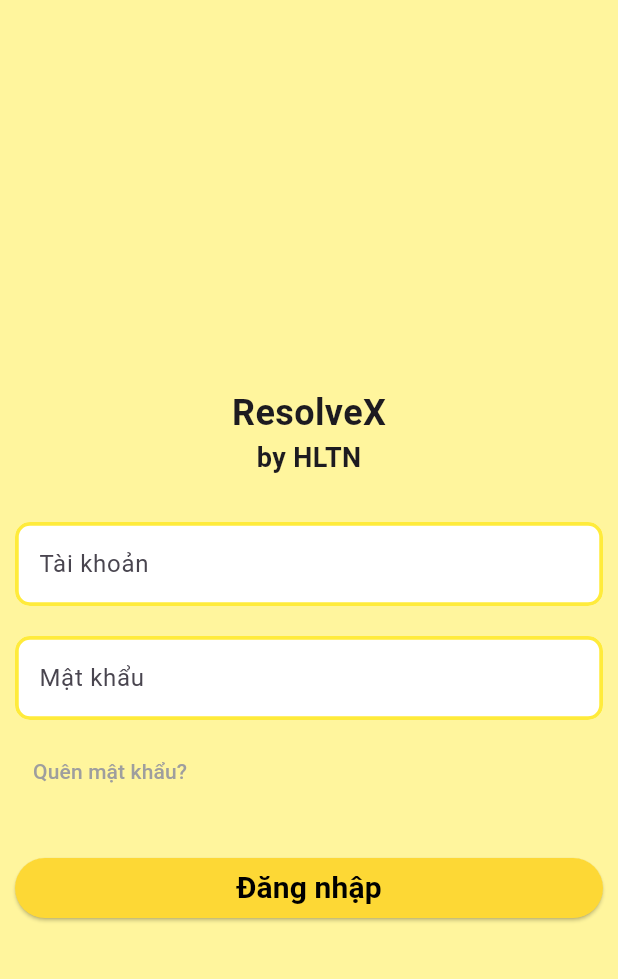
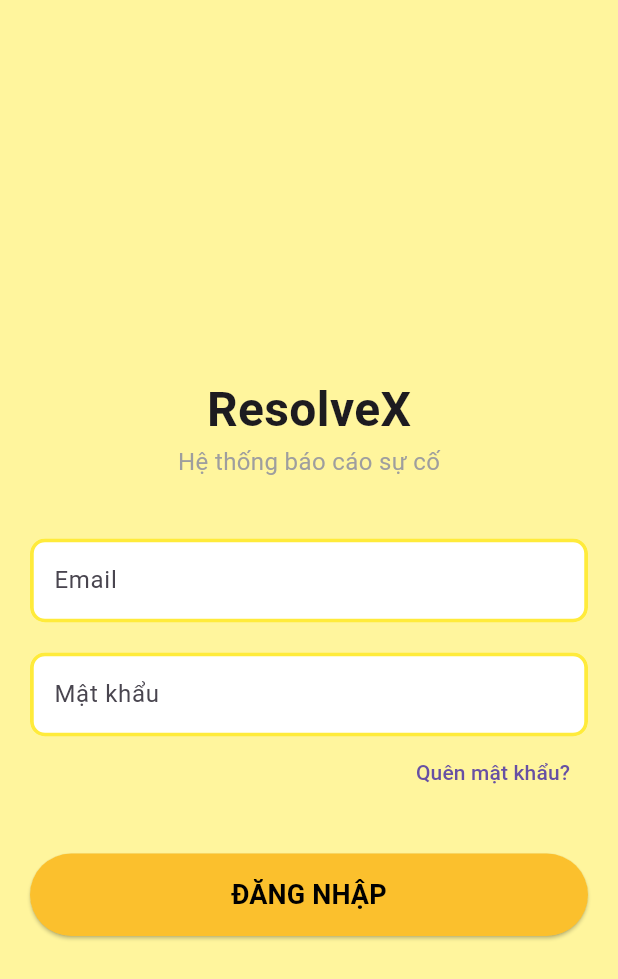
Before and after one commit to huynhnhan301125-hash/ResolveX_App, a Flutter app: the screen it shows after launch, on a phone screen of 412 x 824 dp. Shown: the top 979 px of the screen. Run offline on Flutter 3.47's test engine with Material 3 defaults, Android fonts, the phone set to English and light mode, and no system bars; our stand-ins replace equatable, go_router, pinput.

Commit message:
Thêm validate cho các ô nhập liêu và sửa lại phương thức chuyển trang

```diff
--- a/lib/screens/auth_screen.dart
+++ b/lib/screens/auth_screen.dart
@@ -1,5 +1,5 @@
-
 import 'package:flutter/material.dart';
+import 'package:resolvex_mobile_app/utils/app_validate.dart';
 import 'package:resolvex_mobile_app/widgets/rx_textfield.dart';
 import 'package:go_router/go_router.dart';
 
@@ -7,108 +7,89 @@ class AuthScreen extends StatefulWidget {
   const AuthScreen({super.key});
 
   @override
-  State<StatefulWidget> createState() => AuthScreenState();
+  State<AuthScreen> createState() => _AuthScreenState();
 }
 
-class AuthScreenState extends State<AuthScreen> {
+class _AuthScreenState extends State<AuthScreen> {
   final _formKey = GlobalKey<FormState>();
-  final _userNameController = TextEditingController();
+  final _emailController = TextEditingController();
   final _passwordController = TextEditingController();
   bool isObscure = true;
-  bool isPassword = true;
+
+  void _handleLogin() {
+    // Kiểm tra tính hợp lệ của Form
+    if (_formKey.currentState!.validate()) {
+      // Logic giả định: Nếu hợp lệ thì chuyển trang
+      context.pushNamed('main-employee');
+    }
+  }
 
   @override
   Widget build(BuildContext context) {
-    // TODO: implement build
     return Scaffold(
-      // GestureDetector: Widget dùng để nhận diện các thao tác từ người dùng.
-      // Ở đây dùng để bắt sự kiện chạm vào vùng trống trên màn hình nhằm ẩn bàn phím (unfocus).
-
       body: GestureDetector(
         behavior: HitTestBehavior.opaque,
-
-        onTap: () {
-          FocusScope.of(context).unfocus();
-        },
+        onTap: () => FocusScope.of(context).unfocus(),
         child: Padding(
-          padding: const EdgeInsets.all(10),
+          padding: const EdgeInsets.all(20),
           child: Center(
             child: SingleChildScrollView(
+              child: Form( // Bọc Form ở đây để dùng _formKey
+                key: _formKey,
                 child: Column(
                   children: [
-                  SizedBox(height: 50),
-                  Text(
+                    const SizedBox(height: 50),
+                    const Text(
                       "ResolveX",
-                    style: TextStyle(fontSize: 24, fontWeight: FontWeight.bold),
+                      style: TextStyle(fontSize: 32, fontWeight: FontWeight.bold),
                     ),
-                  Text(
-                    "by HLTN",
-                    style: TextStyle(fontSize: 18, fontWeight: FontWeight.bold),
+                    const Text(
+                      "Hệ thống báo cáo sự cố",
+                      style: TextStyle(fontSize: 16, color: Colors.grey),
                     ),
-                  SizedBox(height: 30),
+                    const SizedBox(height: 40),
                     RXTextField(
-                    controller: _userNameController,
-                    labelText: "Tài khoản",
-                    suffixIcon: IconButton(
-                      onPressed: () {
-                        setState(() {
-                          _userNameController.clear();
-                        });
-                      },
-                      icon: Icon(Icons.clear),
+                      controller: _emailController,
+                      labelText: "Email",
+                      prefixIcon: const Icon(Icons.person),
+                      // Thêm validator cho RXTextField (cần cập nhật RXTextField để nhận callback này)
+                      validator: (value)=>AppValidate.checkEmail(value, "Email đăng nhập"),
                     ),
-                  ),
-                  SizedBox(height: 20),
+                    const SizedBox(height: 20),
                     RXTextField(
                       controller: _passwordController,
                       labelText: "Mật khẩu",
                       obscure: isObscure,
-                    isPassword: isPassword,
+                      isPassword: true,
+                      prefixIcon: const Icon(Icons.lock),
                       suffixIcon: IconButton(
-                      onPressed: () {
-                        setState(() {
-                          isObscure = !isObscure;
-                        });
-                      },
-                      icon: Icon(
-                        isObscure ? Icons.visibility_off : Icons.visibility,
+                        onPressed: () => setState(() => isObscure = !isObscure),
+                        icon: Icon(isObscure ? Icons.visibility_off : Icons.visibility),
+                      ),
+                      validator: (value)=>AppValidate.checkEmpty(value, "Mật khẩu"),
+                    ),
+                    Align(
+                      alignment: Alignment.centerRight,
+                      child: TextButton(
+                        onPressed: () => context.pushNamed('forgot-password',extra: true),
+                        child: const Text("Quên mật khẩu?"),
                       ),
                     ),
-                  ),
-                  SizedBox(height: 10),
-                  Align(
-                    alignment: Alignment.centerLeft,
-                    child: TextButton(
-                      onPressed: () {
-                        context.push('/forgot_password_screen');
-                      },
-                      child: Text(
-                        "Quên mật khẩu?",
-                        style: TextStyle(color: Colors.grey, fontSize: 14),
-                      ),
-                    ),
-                  ),
-                  SizedBox(height: 30),
+                    const SizedBox(height: 30),
                     SizedBox(
                       width: double.infinity,
+                      height: 55,
                       child: ElevatedButton(
-                      onPressed: () {
-                        context.push('/main_emp_screen');
-                      },
+                        onPressed: _handleLogin,
                         style: ElevatedButton.styleFrom(
-                        backgroundColor: Colors.yellow.shade600,
+                          backgroundColor: Colors.yellow.shade700,
+                          foregroundColor: Colors.black,
                         ),
-                      child: Text(
-                        "Đăng nhập",
-                        style: TextStyle(
-                          color: Colors.black,
-                          fontSize: 20,
-                          fontWeight: FontWeight.bold,
-                        ),
-                      ),
+                        child: const Text("ĐĂNG NHẬP", style: TextStyle(fontWeight: FontWeight.bold, fontSize: 18)),
                       ),
                     ),
                   ],
+                ),
               ),
             ),
           ),
@@ -119,7 +100,7 @@ class AuthScreenState extends State<AuthScreen> {
 
   @override
   void dispose() {
-    _userNameController.dispose();
+    _emailController.dispose();
     _passwordController.dispose();
     super.dispose();
   }
```
Lines whose indentation alone changed are shown as unchanged.
